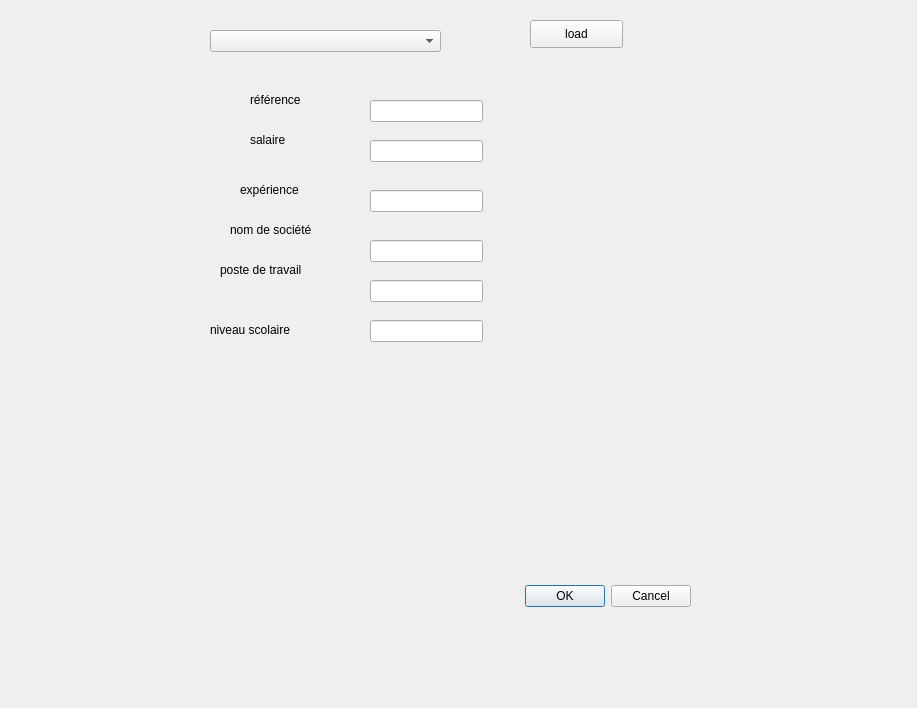
The window that update.ui (seifeddinmanai/projet-c-2a25) describes before a commit, drawn with Qt 5.
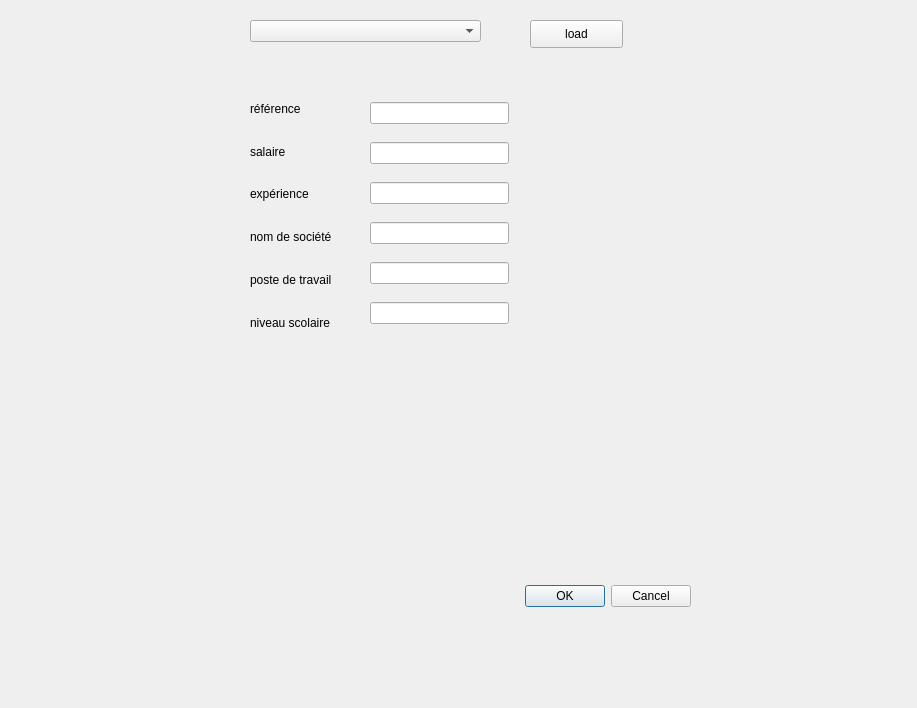
The same window after the commit.

Patch:
```diff
--- a/update.ui
+++ b/update.ui
@@ -42,153 +42,99 @@
     <string>load</string>
    </property>
   </widget>
-  <widget class="QLabel" name="label_35">
-   <property name="geometry">
-    <rect>
-     <x>250</x>
-     <y>130</y>
-     <width>81</width>
-     <height>20</height>
-    </rect>
-   </property>
-   <property name="text">
-    <string>salaire</string>
-   </property>
-  </widget>
-  <widget class="QLineEdit" name="reference_modifier_3">
-   <property name="geometry">
-    <rect>
-     <x>370</x>
-     <y>100</y>
-     <width>113</width>
-     <height>22</height>
-    </rect>
-   </property>
-  </widget>
-  <widget class="QLabel" name="label_34">
-   <property name="geometry">
-    <rect>
-     <x>240</x>
-     <y>180</y>
-     <width>81</width>
-     <height>20</height>
-    </rect>
-   </property>
-   <property name="text">
-    <string>expérience</string>
-   </property>
-  </widget>
-  <widget class="QLineEdit" name="niveau_modifier_3">
-   <property name="geometry">
-    <rect>
-     <x>370</x>
-     <y>320</y>
-     <width>113</width>
-     <height>22</height>
-    </rect>
-   </property>
-  </widget>
   <widget class="QComboBox" name="comboBox_modifier_2">
    <property name="geometry">
     <rect>
-     <x>210</x>
-     <y>30</y>
+     <x>250</x>
+     <y>20</y>
      <width>231</width>
      <height>22</height>
     </rect>
    </property>
   </widget>
-  <widget class="QLabel" name="label_31">
-   <property name="geometry">
-    <rect>
-     <x>230</x>
-     <y>220</y>
-     <width>101</width>
-     <height>20</height>
-    </rect>
-   </property>
-   <property name="text">
-    <string>nom de société</string>
-   </property>
-  </widget>
-  <widget class="QLabel" name="label_36">
+  <widget class="QWidget" name="">
    <property name="geometry">
     <rect>
      <x>250</x>
      <y>90</y>
-     <width>81</width>
-     <height>20</height>
-    </rect>
-   </property>
-   <property name="text">
-    <string>référence</string>
-   </property>
-  </widget>
-  <widget class="QLineEdit" name="salaire_modifier_3">
-   <property name="geometry">
-    <rect>
-     <x>370</x>
-     <y>140</y>
-     <width>113</width>
-     <height>22</height>
-    </rect>
-   </property>
-  </widget>
-  <widget class="QLineEdit" name="experience_modifier_3">
-   <property name="geometry">
-    <rect>
-     <x>370</x>
-     <y>190</y>
-     <width>113</width>
-     <height>22</height>
-    </rect>
-   </property>
-  </widget>
-  <widget class="QLabel" name="label_32">
-   <property name="geometry">
-    <rect>
-     <x>220</x>
-     <y>260</y>
-     <width>101</width>
-     <height>20</height>
-    </rect>
-   </property>
-   <property name="text">
-    <string>poste de travail</string>
-   </property>
-  </widget>
-  <widget class="QLineEdit" name="poste_modifier_3">
-   <property name="geometry">
-    <rect>
-     <x>370</x>
-     <y>280</y>
-     <width>113</width>
-     <height>22</height>
-    </rect>
-   </property>
-  </widget>
-  <widget class="QLineEdit" name="nom_modifier_2">
-   <property name="geometry">
-    <rect>
-     <x>370</x>
-     <y>240</y>
-     <width>113</width>
-     <height>22</height>
-    </rect>
-   </property>
-  </widget>
-  <widget class="QLabel" name="label_33">
-   <property name="geometry">
-    <rect>
-     <x>210</x>
-     <y>320</y>
      <width>91</width>
-     <height>20</height>
+     <height>251</height>
     </rect>
    </property>
-   <property name="text">
-    <string>niveau scolaire</string>
+   <layout class="QVBoxLayout" name="verticalLayout">
+    <item>
+     <widget class="QLabel" name="label_36">
+      <property name="text">
+       <string>référence</string>
+      </property>
+     </widget>
+    </item>
+    <item>
+     <widget class="QLabel" name="label_35">
+      <property name="text">
+       <string>salaire</string>
+      </property>
+     </widget>
+    </item>
+    <item>
+     <widget class="QLabel" name="label_34">
+      <property name="text">
+       <string>expérience</string>
+      </property>
+     </widget>
+    </item>
+    <item>
+     <widget class="QLabel" name="label_31">
+      <property name="text">
+       <string>nom de société</string>
+      </property>
+     </widget>
+    </item>
+    <item>
+     <widget class="QLabel" name="label_32">
+      <property name="text">
+       <string>poste de travail</string>
+      </property>
+     </widget>
+    </item>
+    <item>
+     <widget class="QLabel" name="label_33">
+      <property name="text">
+       <string>niveau scolaire</string>
+      </property>
+     </widget>
+    </item>
+   </layout>
+  </widget>
+  <widget class="QWidget" name="">
+   <property name="geometry">
+    <rect>
+     <x>370</x>
+     <y>90</y>
+     <width>139</width>
+     <height>251</height>
+    </rect>
    </property>
+   <layout class="QVBoxLayout" name="verticalLayout_2">
+    <item>
+     <widget class="QLineEdit" name="reference_modifier_3"/>
+    </item>
+    <item>
+     <widget class="QLineEdit" name="salaire_modifier_3"/>
+    </item>
+    <item>
+     <widget class="QLineEdit" name="experience_modifier_3"/>
+    </item>
+    <item>
+     <widget class="QLineEdit" name="nom_modifier_2"/>
+    </item>
+    <item>
+     <widget class="QLineEdit" name="poste_modifier_3"/>
+    </item>
+    <item>
+     <widget class="QLineEdit" name="niveau_modifier_3"/>
+    </item>
+   </layout>
   </widget>
  </widget>
  <resources/>
```
